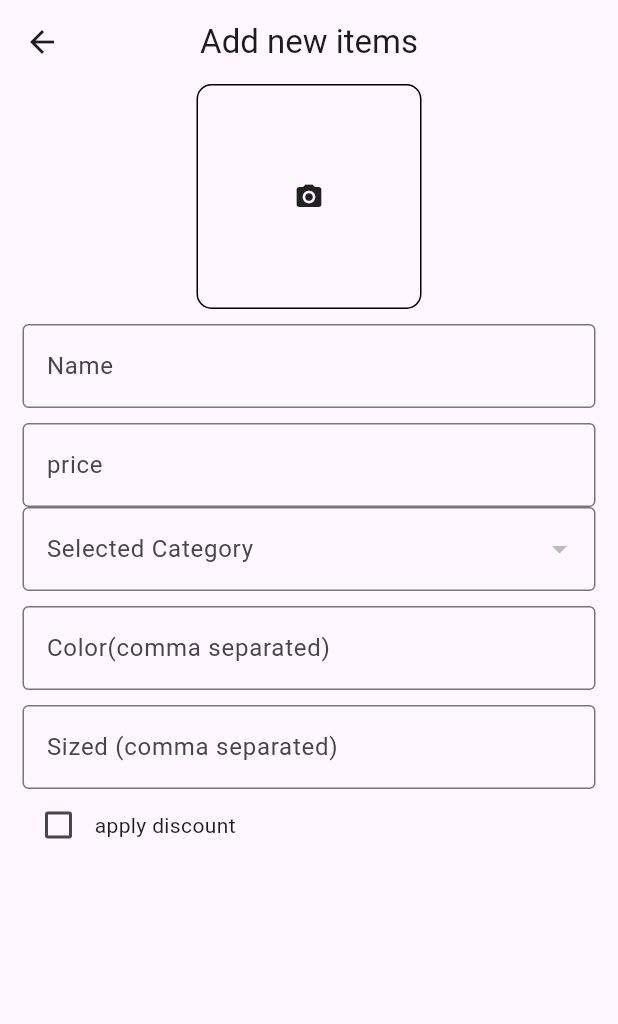
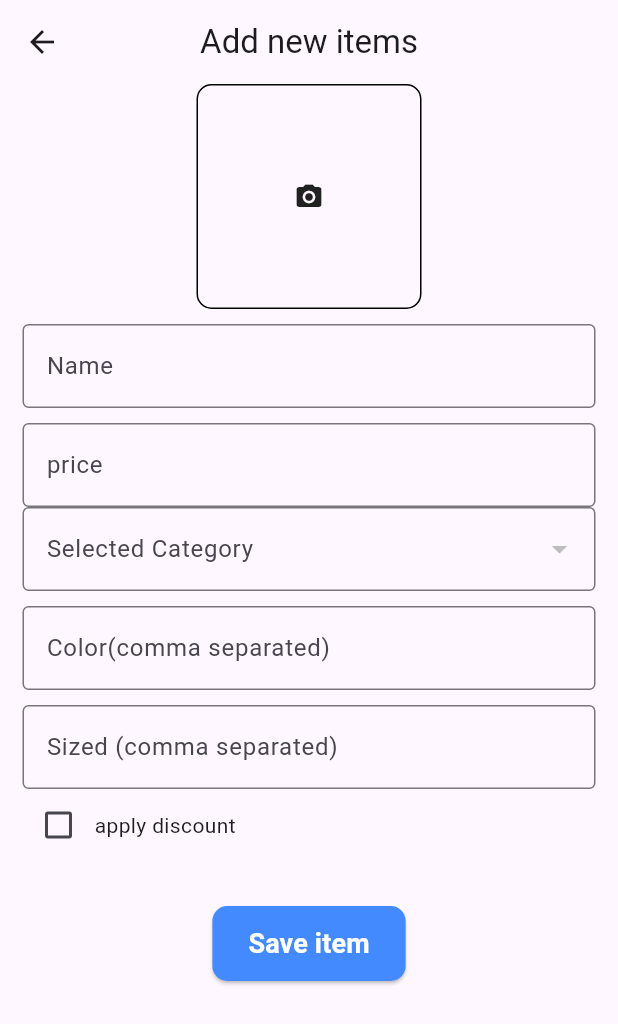
Before and after one commit to Zyp655/E-commerce, a Flutter app: the AdminHomeScreen screen opened directly, after a tap on the "add" icon, on a phone screen of 412 x 824 dp. Shown: the top 1024 px of the screen. Run offline on Flutter 3.47's test engine with Material 3 defaults, Android fonts, the phone set to English and light mode, and no system bars; our stand-ins replace cached_network_image, cloud_firestore, firebase_auth, firebase_core, firebase_storage, flutter_riverpod and 2 more; accounts and stored records are empty.

Commit message:
Add_item show in admin screen Admin v4

```diff
--- a/lib/View/Role_based_login/Admin/Screen/add_items.dart
+++ b/lib/View/Role_based_login/Admin/Screen/add_items.dart
@@ -2,6 +2,8 @@ import 'dart:io';
 import 'dart:ui';
 
 import 'package:e_commerce/View/Role_based_login/Admin/Controller/add_items_controller.dart';
+import 'package:e_commerce/Widgets/my_button.dart';
+import 'package:e_commerce/Widgets/show_scackbar.dart';
 import 'package:flutter/material.dart';
 import 'package:flutter_riverpod/flutter_riverpod.dart';
 
@@ -108,7 +110,7 @@ class AddItems extends ConsumerWidget {
                 spacing: 8,
                 children: state.colors.map(
                       (color)=>Chip(
-                      onDeleted: ()=>notifier.removeSize(color),
+                      onDeleted: ()=>notifier.removeColor(color),
                       label: Text(color)
                   ),
                 ).toList(),
@@ -158,13 +160,29 @@ class AddItems extends ConsumerWidget {
                         notifier.setDiscountPercentage(value);
                       },
                     ),
-                    const SizedBox(height: 10,),
-                    state.isLoading ?Center(
-                      child: CircularProgressIndicator(),
-                    ) :Center(),
                   ],
                 ),
-              const SizedBox(height: 20,)
+              const SizedBox(height: 20,),
+              const SizedBox(height: 10,),
+              state.isLoading ?Center(
+                child: CircularProgressIndicator(),
+              ) :Center(
+                child: MyButton(
+                  onTab: ()async{
+                    try{
+                      await notifier.uploadAndSaveItem(
+                          _nameController.text,
+                          _priceController.text
+                      );
+                      showSnakeBar(context, 'Item added successfully');
+                      Navigator.of(context).pop();
+                    }catch(e){
+                      showSnakeBar(context, 'Error $e');
+                    }
+                  },
+                  buttonText: 'Save item',
+                ),
+              ),
             ],
       ),
       ),
--- a/lib/View/Role_based_login/Admin/Screen/admin_home_screen.dart
+++ b/lib/View/Role_based_login/Admin/Screen/admin_home_screen.dart
@@ -1,39 +1,138 @@
+import 'package:cached_network_image/cached_network_image.dart';
+import 'package:cloud_firestore/cloud_firestore.dart';
 import 'package:e_commerce/View/Role_based_login/Admin/Screen/add_items.dart';
+import 'package:firebase_auth/firebase_auth.dart';
 
 import '../../../../Services/auth_service.dart';
 import 'package:flutter/material.dart';
 
 import '../../login_screen.dart';
 final AuthService _authService=AuthService();
-class AdminHomeScreen extends StatelessWidget{
+class AdminHomeScreen extends StatefulWidget{
   const AdminHomeScreen({super.key});
 
   @override
+  State<AdminHomeScreen> createState() => _AdminHomeScreenState();
+}
+
+class _AdminHomeScreenState extends State<AdminHomeScreen> {
+  final CollectionReference items=
+    FirebaseFirestore.instance.collection('items');
+    String? selectedCategory;
+    List<String> categories=[];
+  @override
   Widget build(BuildContext context) {
+    String uid=FirebaseAuth.instance.currentUser!.uid;
     return Scaffold(
       backgroundColor: Colors.blueAccent[70],
-      appBar: AppBar(
-        title: const Text('Admin Screen',),
-        backgroundColor: Colors.cyanAccent,
-        foregroundColor: Colors.white,
+      body: SafeArea(
+          child: Padding(
+              padding: EdgeInsets.symmetric(horizontal: 15),
+            child: Column(
+              children: [
+                Row(
+                  children: [
+                    Text(
+                      'Your Upload Items',
+                      style: TextStyle(
+                        fontSize :18,
+                        fontWeight: FontWeight.bold,
                       ),
-      body: Center(
-          child:Column(
-            mainAxisAlignment: MainAxisAlignment.center,
-            children: [
-              const Text('Welcome to the Admin Page'),
-              ElevatedButton(
-                onPressed: (){
+                    ),
+                    GestureDetector(
+                      onTap: (){
                         _authService.signOut();
-                  Navigator.pushReplacement(context,
+                        Navigator.push(
+                            context,
                             MaterialPageRoute(
-                        builder: (_)=>const LoginScreen(),
-                  ));
+                                builder: (context) => const LoginScreen(),
+                            )
+                        );
                       },
-                child: const Text('Sign out'),
+                      child: const Icon(Icons.exit_to_app),
+
                     )
                   ],
+                ),
 
+                Expanded(
+                    child: StreamBuilder(
+                        stream: items
+                            .where("uploadedBy", isEqualTo: uid)
+                            .where('category', isEqualTo: selectedCategory)
+                            .snapshots(),
+                        builder: (context, AsyncSnapshot<QuerySnapshot> snapshot){
+                          if(snapshot.hasError){
+                            return const Center(child: Text('Error loading items'));
+                          }
+                          final documents = snapshot.data?.docs ?? [];
+                          if(documents.isEmpty){
+                            return const Center(child: Text('no items uploaded'));
+                          }
+                          return ListView.builder(
+                            itemCount :documents.length,
+                            itemBuilder:(context,index){
+                              final items=
+                                  documents[index].data() as Map<String,dynamic>;
+                              return Padding(
+                                padding: EdgeInsets.only(bottom: 10),
+                                child: Material(
+                                  borderRadius: BorderRadius.circular(10),
+                                  elevation: 2,
+                                  child: ListTile(
+                                    leading: ClipRRect(
+                                      borderRadius: BorderRadius.circular(10),
+                                      child: CachedNetworkImage(
+                                        imageUrl: items['image'],
+                                        height: 60,
+                                        width: 60,
+                                        fit: BoxFit.cover,
+                                      ),
+                                    ),
+                                    title: Text(
+                                      items['name'] ?? "N/A",
+                                      maxLines: 1,
+                                      overflow: TextOverflow.ellipsis,
+                                      style: const TextStyle(
+                                        fontSize: 18,
+                                        fontWeight: FontWeight.w500,
+                                      ),
+                                    ),
+                                    subtitle: Column(
+                                      crossAxisAlignment: CrossAxisAlignment.start,
+                                      children: [
+                                        Row(
+                                          children: [
+                                            Text(
+                                              items['price'] !=null
+                                                  ?'\$${items['price']}.00'
+                                                  : 'N/A',
+                                              style: const TextStyle(
+                                                fontSize:15,
+                                                letterSpacing: -1,
+                                                fontWeight: FontWeight.w600,
+                                                color: Colors.red,
+                                                ),
+                                            ),
+                                            const SizedBox(width: 5),
+                                            Text(
+                                              '${items ['category'] ?? 'N/A'}',
+                                            ),
+                                          ],
+                                        ),
+                                        const SizedBox(height: 5,)
+                                      ],
+                                    ) ,
+                                  ),
+                                ),
+                              );
+                            }
+                          );
+                        },
+                    )
+                )
+              ],
+            ),
           )
       ),
 
--- /dev/null
+++ b/lib/Widgets/my_button.dart
@@ -0,0 +1,38 @@
+import 'package:flutter/material.dart';
+
+class MyButton extends StatelessWidget {
+  final VoidCallback onTab;
+  final String buttonText;
+  final Color? color;
+  const MyButton({
+    super.key,
+    required this.onTab,
+    this.color=Colors.blueAccent,
+    required this.buttonText,
+  });
+
+  @override
+  Widget build(BuildContext context) {
+    return ElevatedButton(
+      style: ElevatedButton.styleFrom(
+      padding:const EdgeInsets.symmetric(
+          horizontal: 24,
+          vertical: 12
+      ),
+      backgroundColor: color,
+      shape: RoundedRectangleBorder(
+        borderRadius: BorderRadius.circular(10),
+      ),
+    ),
+    onPressed: onTab,
+    child: Text(
+      buttonText,
+      style: const TextStyle(
+        fontSize: 18,
+        fontWeight: FontWeight.w600,
+        color: Colors.white,
+      ),
+    ),
+    );
+  }
+}
```
Also changed, not shown: lib/Widgets/show_scackbar.dart (added, +14 -0 lines). Lines whose indentation alone changed are shown as unchanged.
